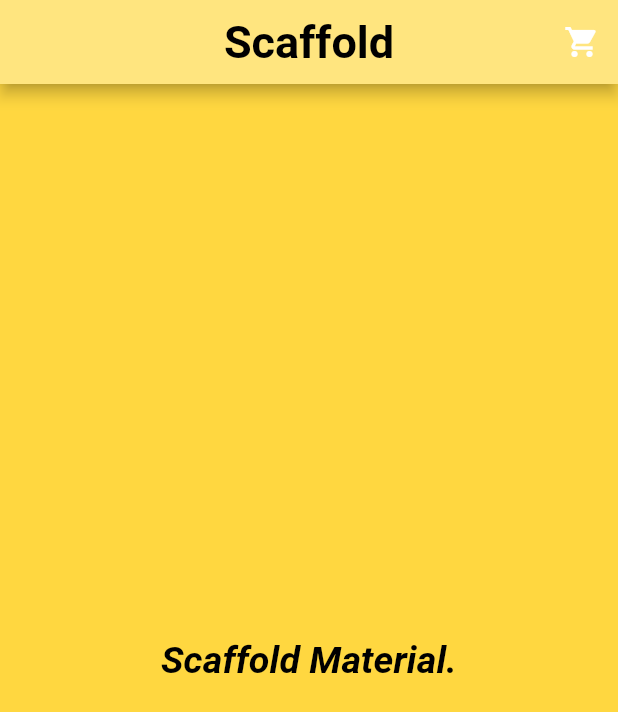
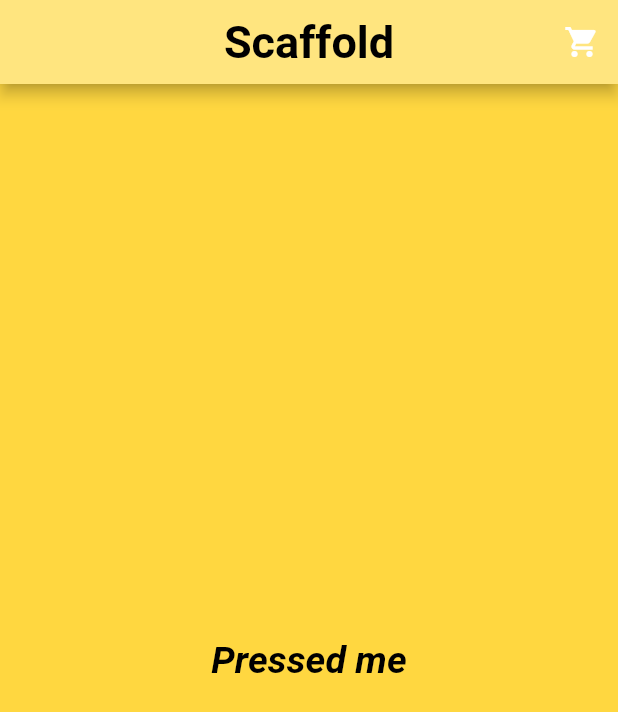
Before and after one commit to hasnainrabby/first_flutter_app, a Flutter app: the screen it shows after launch, on a phone screen of 412 x 824 dp. Shown: the top 712 px of the screen. Run offline on Flutter 3.47's test engine with Material 2 defaults, Android fonts, the phone set to English and light mode, and no system bars.

Commit message:
Inkwell Widget & Property

```diff
--- a/lib/ui/home.dart
+++ b/lib/ui/home.dart
@@ -18,17 +18,25 @@ class ScaffoldExample extends StatelessWidget {
               icon: const Icon(Icons.shopping_cart))
         ],
       ),
-      body: const Center(
-          child: Text(
-        "Scaffold Material.",
-        textDirection: TextDirection.ltr,
-        style: TextStyle(
-            fontSize: 25,
-            fontWeight: FontWeight.bold,
-            fontStyle: FontStyle.italic,
-            color: Colors.black),
-      )),
       backgroundColor: Colors.amberAccent,
+      body: Container(
+          alignment: Alignment.center,
+          child: Column(
+            mainAxisAlignment: MainAxisAlignment.center,
+            children: [
+              InkWell(
+                child: const Text(
+                  "Pressed me",
+                  style: TextStyle(
+                      fontWeight: FontWeight.bold,
+                      fontSize: 25,
+                      fontStyle: FontStyle.italic,
+                      color: Colors.black),
+                ),
+                onTap: () => debugPrint("Tapped...."),
+              )
+            ],
+          )),
     );
   }
 }
```
